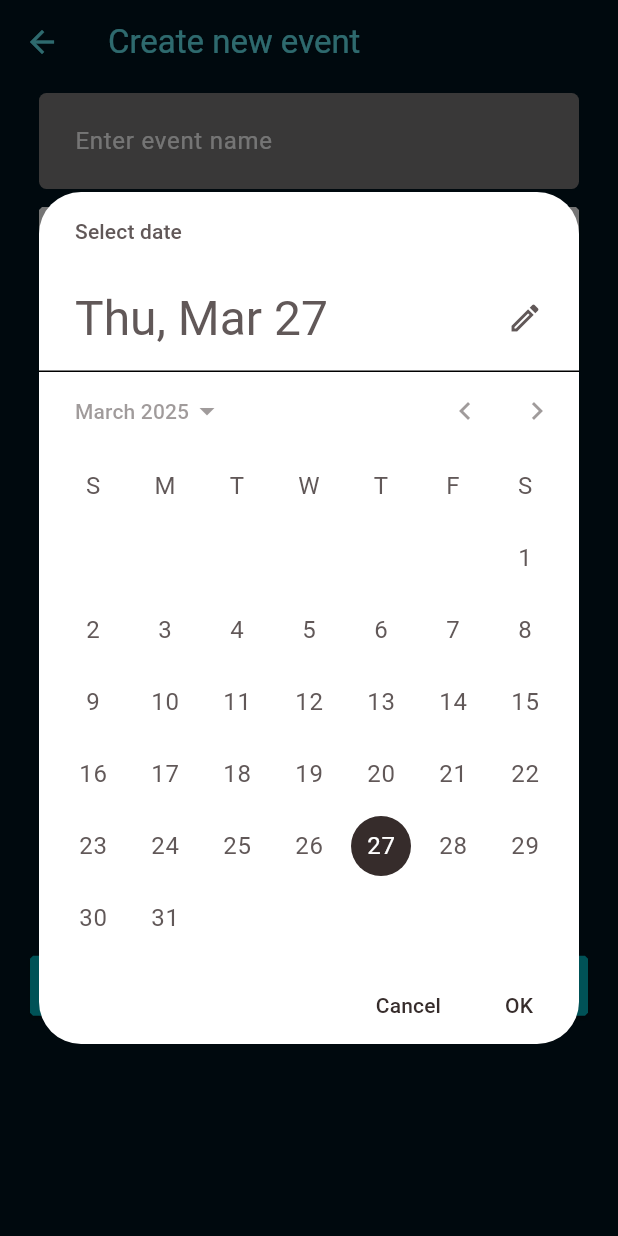
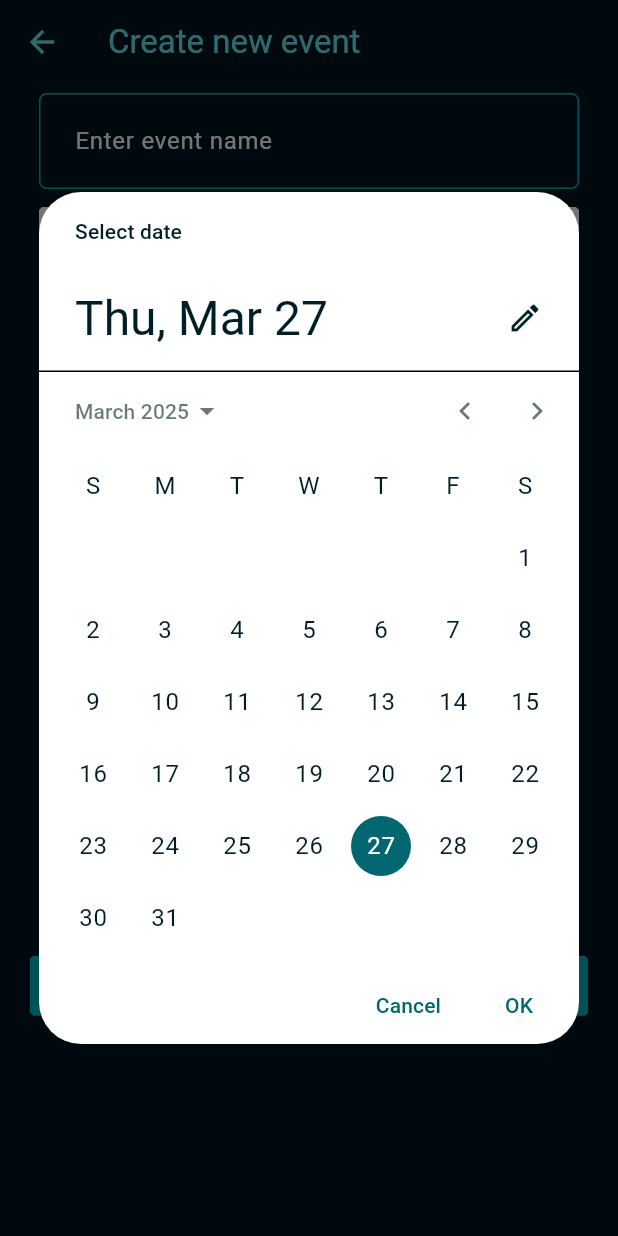
Before and after one commit to snehaa011/campus_event_app, a Flutter app: the CreateEvent screen opened directly, after a tap on "Date", on a phone screen of 412 x 824 dp. Run offline on Flutter 3.47's test engine with Material 3 defaults, Android fonts, the phone set to English and light mode, and no system bars; our stand-ins replace carousel_slider, cloud_firestore, firebase_auth, firebase_core, firebase_messaging, google_sign_in and 1 more; accounts and stored records are empty; network calls fail.

Commit message:
color change

```diff
--- a/lib/screens/organiser/createevent.dart
+++ b/lib/screens/organiser/createevent.dart
@@ -72,22 +72,24 @@ class _CreateEventState extends State<CreateEvent> {
                     padding: const EdgeInsets.all(6.0),
                     child: TextFormField(
                       controller: _eventName,
-                      cursorColor: const Color.fromARGB(255, 52, 34, 31),
+                      cursorColor: d5,
                       style: TextStyle(color: Colors.white),
                       decoration: InputDecoration(
-                        filled: true,
+                        filled: false,
                         fillColor: const Color.fromARGB(255, 125, 123, 123),
                         hintText: 'Enter event name',
                         hintStyle: TextStyle(color: Colors.white),
                         contentPadding: EdgeInsets.all(20),
                         focusedBorder: OutlineInputBorder(
                           borderSide: BorderSide(
-                              color: const Color.fromARGB(255, 52, 34, 31),
-                              width: 1.5),
+                              color: d5,
+                              width: 2),
                         ),
                         enabledBorder: OutlineInputBorder(
                             borderRadius: BorderRadius.circular(5),
-                            borderSide: BorderSide.none),
+                            borderSide: BorderSide(
+                              color: d5,
+                              width: 1),),
                       ),
                       onEditingComplete: () {
                         name = _eventName.text;
@@ -174,23 +176,25 @@ class _CreateEventState extends State<CreateEvent> {
                     child: TextField(
                       keyboardType: TextInputType.multiline,
                       controller: _desc,
-                      cursorColor: const Color.fromARGB(255, 52, 34, 31),
+                      cursorColor: d5,
                       maxLines: 4,
                       style: TextStyle(color: Colors.white),
                       decoration: InputDecoration(
-                        filled: true,
+                        filled: false,
                         fillColor: const Color.fromARGB(255, 125, 123, 123),
                         hintText: 'Enter description',
                         hintStyle: TextStyle(color: Colors.white),
                         contentPadding: EdgeInsets.all(20),
                         focusedBorder: OutlineInputBorder(
                           borderSide: BorderSide(
-                              color: const Color.fromARGB(255, 52, 34, 31),
-                              width: 1.5),
+                              color: d5,
+                              width: 2),
                         ),
                         enabledBorder: OutlineInputBorder(
                             borderRadius: BorderRadius.circular(5),
-                            borderSide: BorderSide.none),
+                            borderSide: BorderSide(
+                              color: d5,
+                              width: 1),),
                       ),
                       onEditingComplete: () {
                         desc = _desc.text;
@@ -207,22 +211,24 @@ class _CreateEventState extends State<CreateEvent> {
                     padding: const EdgeInsets.all(6.0),
                     child: TextFormField(
                       controller: _img,
-                      cursorColor: const Color.fromARGB(255, 52, 34, 31),
+                      cursorColor: d5,
                       style: TextStyle(color: Colors.white),
                       decoration: InputDecoration(
-                        filled: true,
+                        filled: false,
                         fillColor: const Color.fromARGB(255, 125, 123, 123),
                         hintText: 'Add poster URL',
                         hintStyle: TextStyle(color: Colors.white),
                         contentPadding: EdgeInsets.all(20),
                         focusedBorder: OutlineInputBorder(
                           borderSide: BorderSide(
-                              color: const Color.fromARGB(255, 52, 34, 31),
-                              width: 1.5),
+                              color: d5,
+                              width: 2),
                         ),
                         enabledBorder: OutlineInputBorder(
                             borderRadius: BorderRadius.circular(5),
-                            borderSide: BorderSide.none),
+                            borderSide: BorderSide(
+                              color: d5,
+                              width: 1),),
                       ),
                       onEditingComplete: () {
                         img = _img.text;
--- a/lib/widgets/organiser/datepicker.dart
+++ b/lib/widgets/organiser/datepicker.dart
@@ -1,3 +1,4 @@
+import 'package:campus_event_app/data/color.dart';
 import 'package:flutter/material.dart';
 
 Future<void> selectDate(BuildContext context, Function(DateTime) setDate, DateTime? d) async {
@@ -5,11 +6,11 @@ Future<void> selectDate(BuildContext context, Function(DateTime) setDate, DateTi
       builder: (context, child) {
         return Theme(
           data: Theme.of(context).copyWith(
-            colorScheme: const ColorScheme.light(
+            colorScheme: ColorScheme.light(
               primary:
-                  Color.fromARGB(255, 54, 44, 43), // header background color
+                  d2, // header background color
               onPrimary: Color.fromARGB(255, 255, 255, 255), // header text color
-              onSurface: Color.fromARGB(255, 97, 88, 88), // body text color
+              onSurface: d0, // body text color
             ),
           ),
           child: child!,
--- a/lib/widgets/organiser/timepicker.dart
+++ b/lib/widgets/organiser/timepicker.dart
@@ -1,3 +1,4 @@
+import 'package:campus_event_app/data/color.dart';
 import 'package:flutter/material.dart';
 
 Future<void> selectTime(BuildContext context, Function(TimeOfDay) setTime, TimeOfDay? t) async {
@@ -5,18 +6,17 @@ Future<void> selectTime(BuildContext context, Function(TimeOfDay) setTime, TimeO
       builder: (context, child) {
         return Theme(
           data: Theme.of(context).copyWith(
-            colorScheme: const ColorScheme.light(
-              primary:
-                  Color.fromARGB(255, 82, 77, 77), // header background color
+            colorScheme: ColorScheme.light(
+              primary: d1,
               onPrimary:
                   Color.fromARGB(255, 253, 253, 253), // header text color
-              onSurface: Color.fromARGB(255, 24, 24, 24), // body text color
+              onSurface: d0, // body text color
             ),
             timePickerTheme: TimePickerThemeData(
               dayPeriodColor: WidgetStateColor.resolveWith(
                 (states) => states.contains(WidgetState.selected)
-                    ? const Color.fromARGB(255, 148, 128, 120)
-                    : const Color.fromARGB(255, 223, 223, 223),
+                    ? Colors.blueGrey
+                    : const Color.fromARGB(255, 223, 233, 233),
               ),
             ),
           ),
```
